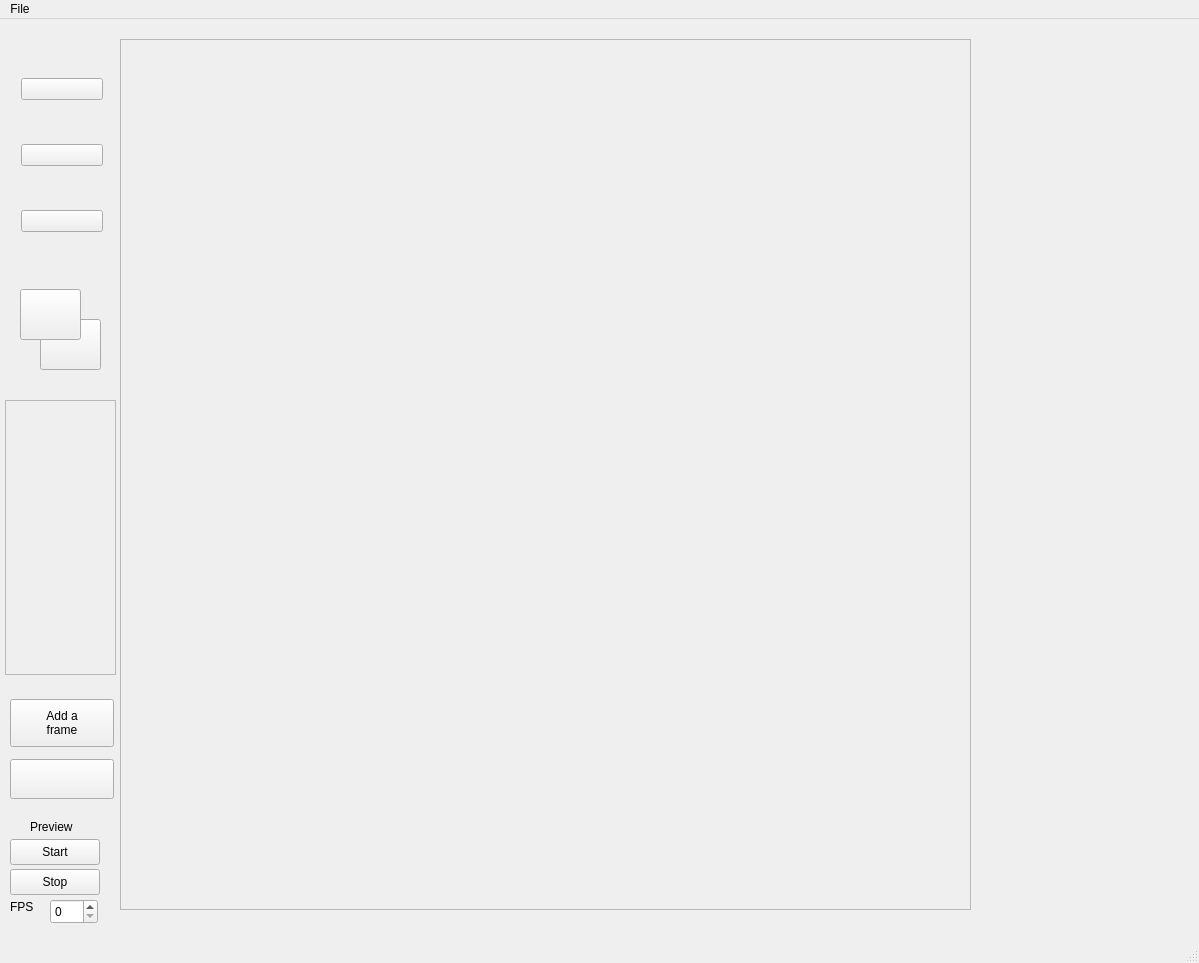
Old version of the form SpriteEditor/mainwindow.ui in the repository TannerWilson/Sprite-Editor.
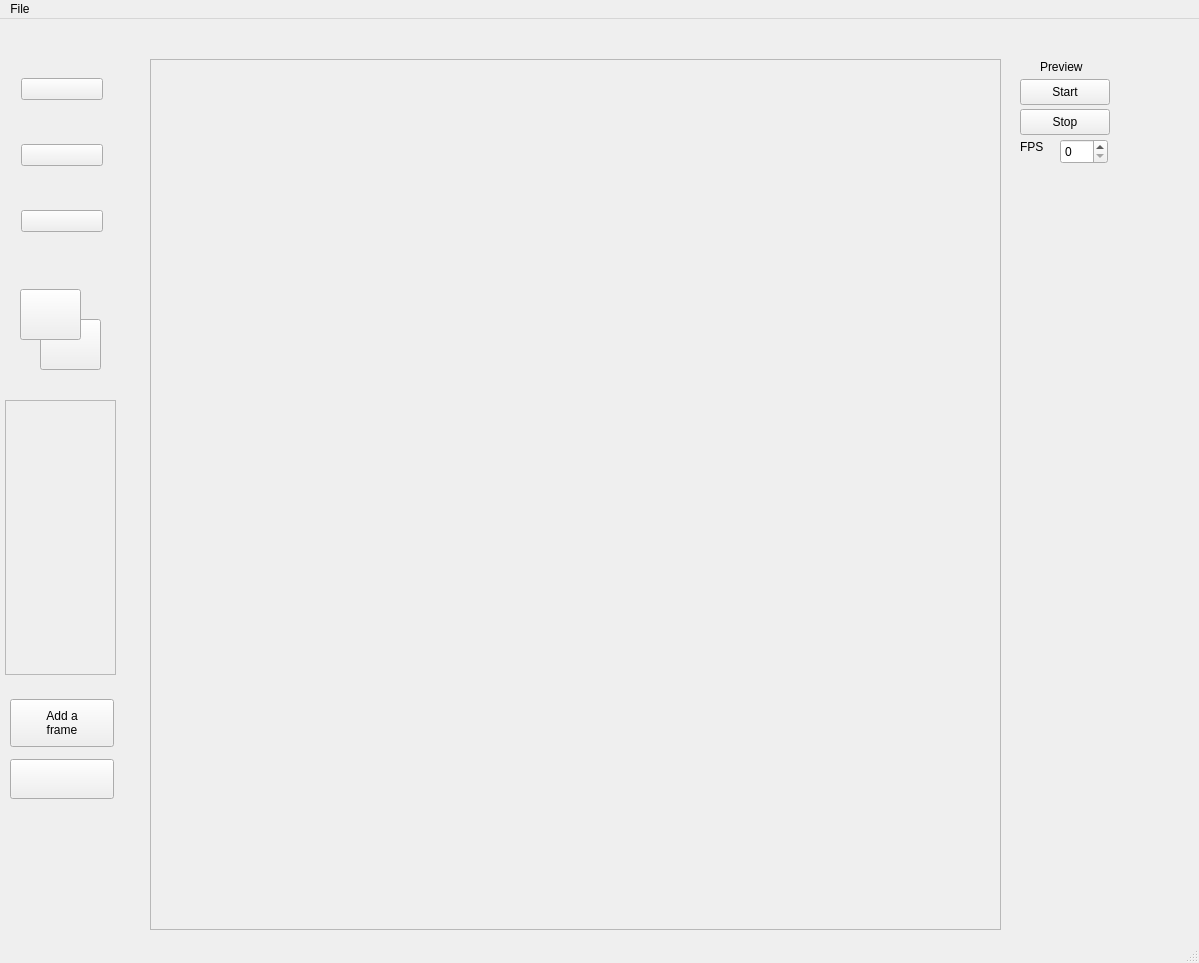
New version of the form. Icons and pictures are not drawn.

Patch:
```diff
--- a/SpriteEditor/mainwindow.ui
+++ b/SpriteEditor/mainwindow.ui
@@ -236,8 +236,8 @@
    <widget class="QFrame" name="graphicsframe">
     <property name="geometry">
      <rect>
-      <x>120</x>
-      <y>20</y>
+      <x>150</x>
+      <y>40</y>
       <width>851</width>
       <height>871</height>
      </rect>
@@ -249,37 +249,11 @@
      <enum>QFrame::Raised</enum>
     </property>
    </widget>
-   <widget class="QPushButton" name="startPreview">
-    <property name="geometry">
-     <rect>
-      <x>10</x>
-      <y>820</y>
-      <width>90</width>
-      <height>26</height>
-     </rect>
-    </property>
-    <property name="text">
-     <string>Start</string>
-    </property>
-   </widget>
-   <widget class="QPushButton" name="stopPreview">
-    <property name="geometry">
-     <rect>
-      <x>10</x>
-      <y>850</y>
-      <width>90</width>
-      <height>26</height>
-     </rect>
-    </property>
-    <property name="text">
-     <string>Stop</string>
-    </property>
-   </widget>
    <widget class="QSpinBox" name="spinBox">
     <property name="geometry">
      <rect>
-      <x>50</x>
-      <y>880</y>
+      <x>1060</x>
+      <y>120</y>
       <width>48</width>
       <height>25</height>
      </rect>
@@ -288,8 +262,8 @@
    <widget class="QLabel" name="label">
     <property name="geometry">
      <rect>
-      <x>30</x>
-      <y>800</y>
+      <x>1040</x>
+      <y>40</y>
       <width>61</width>
       <height>15</height>
      </rect>
@@ -298,11 +272,24 @@
      <string>Preview</string>
     </property>
    </widget>
+   <widget class="QPushButton" name="stopPreview">
+    <property name="geometry">
+     <rect>
+      <x>1020</x>
+      <y>90</y>
+      <width>90</width>
+      <height>26</height>
+     </rect>
+    </property>
+    <property name="text">
+     <string>Stop</string>
+    </property>
+   </widget>
    <widget class="QLabel" name="label_2">
     <property name="geometry">
      <rect>
-      <x>10</x>
-      <y>880</y>
+      <x>1020</x>
+      <y>120</y>
       <width>31</width>
       <height>16</height>
      </rect>
@@ -311,6 +298,19 @@
      <string>FPS</string>
     </property>
    </widget>
+   <widget class="QPushButton" name="startPreview">
+    <property name="geometry">
+     <rect>
+      <x>1020</x>
+      <y>60</y>
+      <width>90</width>
+      <height>26</height>
+     </rect>
+    </property>
+    <property name="text">
+     <string>Start</string>
+    </property>
+   </widget>
   </widget>
   <widget class="QMenuBar" name="menuBar">
    <property name="geometry">
```
Left out of the diff: 2 changed lines with no effect on the pictures.
